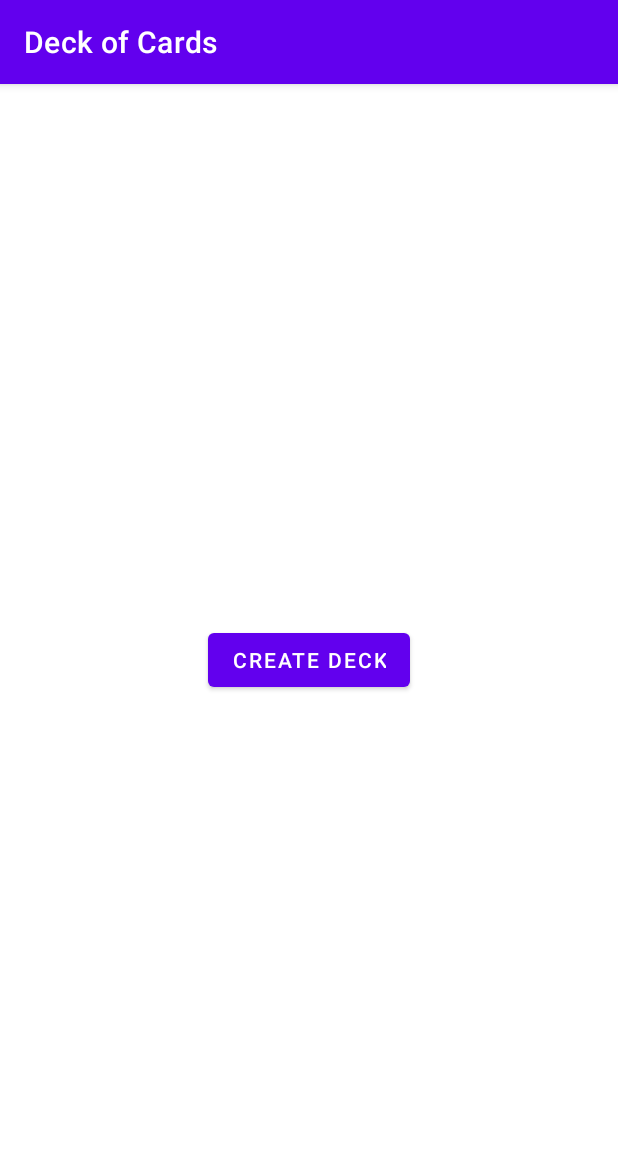
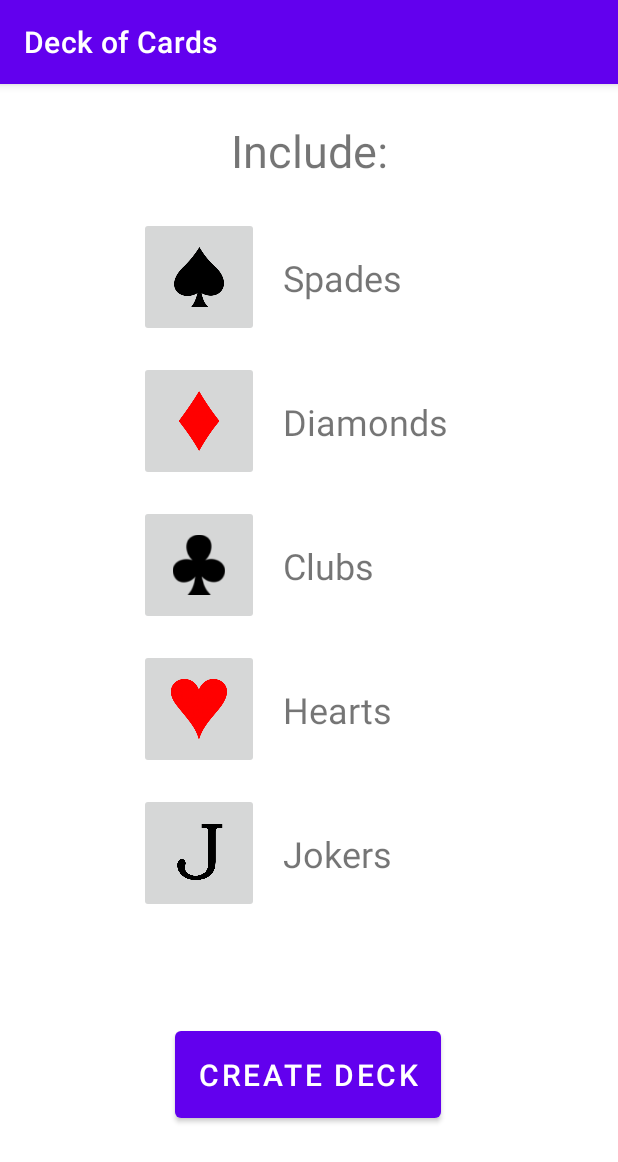
Before and after one commit to attealalahti/deck-of-cards-app, an Android app: the screen it shows after launch (MainActivity), on a phone screen of 412 x 824 dp. Shown: the top 1162 px of the screen. Run offline under Robolectric (Android 15) with nearby library versions, the phone set to English and light mode, and no system bars.

Commit message:
Modify MainActivity: add UI for deck customization.

```diff
--- a/app/src/main/res/layout/activity_main.xml
+++ b/app/src/main/res/layout/activity_main.xml
@@ -4,16 +4,153 @@
     xmlns:tools="http://schemas.android.com/tools"
     android:layout_width="match_parent"
     android:layout_height="match_parent"
+    android:backgroundTint="@android:color/holo_green_dark"
     tools:context=".MainActivity">
 
-    <Button
+    <TextView
+        android:id="@+id/includeTextView"
         android:layout_width="wrap_content"
         android:layout_height="wrap_content"
+        android:layout_marginTop="24dp"
+        android:text="Include:"
+        android:textSize="30dp"
+        app:layout_constraintEnd_toEndOf="parent"
+        app:layout_constraintStart_toStartOf="parent"
+        app:layout_constraintTop_toTopOf="parent" />
+
+    <ImageButton
+        android:id="@+id/spadeButton"
+        android:layout_width="80dp"
+        android:layout_height="80dp"
+        android:layout_marginTop="24dp"
+        android:padding="20dp"
+        android:scaleType="fitCenter"
+        android:src="@drawable/spade"
+        app:layout_constraintEnd_toEndOf="parent"
+        app:layout_constraintHorizontal_bias="0.28"
+        app:layout_constraintStart_toStartOf="parent"
+        app:layout_constraintTop_toBottomOf="@+id/includeTextView" />
+
+    <TextView
+        android:id="@+id/textView"
+        android:layout_width="wrap_content"
+        android:layout_height="wrap_content"
+        android:layout_marginStart="16dp"
+        android:text="Spades"
+        android:textSize="24dp"
+        app:layout_constraintBottom_toBottomOf="@+id/spadeButton"
+        app:layout_constraintStart_toEndOf="@+id/spadeButton"
+        app:layout_constraintTop_toTopOf="@+id/spadeButton" />
+
+    <ImageButton
+        android:id="@+id/diamondButton"
+        android:layout_width="80dp"
+        android:layout_height="80dp"
+        android:layout_marginTop="16dp"
+        android:padding="20dp"
+        android:scaleType="fitCenter"
+        android:src="@drawable/diamond"
+        app:layout_constraintEnd_toEndOf="parent"
+        app:layout_constraintHorizontal_bias="0.28"
+        app:layout_constraintStart_toStartOf="parent"
+        app:layout_constraintTop_toBottomOf="@+id/spadeButton" />
+
+    <TextView
+        android:id="@+id/textView3"
+        android:layout_width="wrap_content"
+        android:layout_height="wrap_content"
+        android:text="Diamonds"
+        android:textSize="24dp"
+        android:layout_marginStart="16dp"
+        app:layout_constraintBottom_toBottomOf="@+id/diamondButton"
+        app:layout_constraintStart_toEndOf="@+id/diamondButton"
+        app:layout_constraintTop_toTopOf="@+id/diamondButton" />
+
+    <ImageButton
+        android:id="@+id/clubButton"
+        android:layout_width="80dp"
+        android:layout_height="80dp"
+        android:layout_marginTop="16dp"
+        android:padding="20dp"
+        android:scaleType="fitCenter"
+        android:src="@drawable/club"
+        app:layout_constraintEnd_toEndOf="parent"
+        app:layout_constraintHorizontal_bias="0.28"
+        app:layout_constraintStart_toStartOf="parent"
+        app:layout_constraintTop_toBottomOf="@+id/diamondButton" />
+
+    <TextView
+        android:id="@+id/textView4"
+        android:layout_width="wrap_content"
+        android:layout_height="wrap_content"
+        android:text="Clubs"
+        android:textSize="24dp"
+        android:layout_marginStart="16dp"
+        app:layout_constraintBottom_toBottomOf="@+id/clubButton"
+        app:layout_constraintStart_toEndOf="@+id/clubButton"
+        app:layout_constraintTop_toTopOf="@+id/clubButton" />
+
+    <ImageButton
+        android:id="@+id/heartButton"
+        android:layout_width="80dp"
+        android:layout_height="80dp"
+        android:layout_marginTop="16dp"
+        android:padding="20dp"
+        android:scaleType="fitCenter"
+        android:src="@drawable/heart"
+        app:layout_constraintEnd_toEndOf="parent"
+        app:layout_constraintHorizontal_bias="0.28"
+        app:layout_constraintStart_toStartOf="parent"
+        app:layout_constraintTop_toBottomOf="@+id/clubButton" />
+
+    <TextView
+        android:id="@+id/textView5"
+        android:layout_width="wrap_content"
+        android:layout_height="wrap_content"
+        android:text="Hearts"
+        android:textSize="24dp"
+        android:layout_marginStart="16dp"
+        app:layout_constraintBottom_toBottomOf="@+id/heartButton"
+        app:layout_constraintStart_toEndOf="@+id/heartButton"
+        app:layout_constraintTop_toTopOf="@+id/heartButton" />
+
+    <ImageButton
+        android:id="@+id/heartButton2"
+        android:layout_width="80dp"
+        android:layout_height="80dp"
+        android:layout_marginTop="16dp"
+        android:padding="10dp"
+        android:scaleType="fitCenter"
+        android:src="@drawable/joker"
+        app:layout_constraintEnd_toEndOf="parent"
+        app:layout_constraintHorizontal_bias="0.28"
+        app:layout_constraintStart_toStartOf="parent"
+        app:layout_constraintTop_toBottomOf="@+id/heartButton" />
+
+    <TextView
+        android:id="@+id/textView6"
+        android:layout_width="wrap_content"
+        android:layout_height="wrap_content"
+        android:text="Jokers"
+        android:textSize="24dp"
+        android:layout_marginStart="16dp"
+        app:layout_constraintBottom_toBottomOf="@+id/heartButton2"
+        app:layout_constraintStart_toEndOf="@+id/heartButton2"
+        app:layout_constraintTop_toTopOf="@+id/heartButton2" />
+
+    <Button
+        android:id="@+id/button2"
+        android:layout_width="wrap_content"
+        android:layout_height="wrap_content"
+        android:onClick="createDeck"
+        android:padding="15dp"
         android:text="Create Deck"
+        android:textSize="20dp"
         app:layout_constraintBottom_toBottomOf="parent"
+        app:layout_constraintHorizontal_bias="0.497"
         app:layout_constraintLeft_toLeftOf="parent"
         app:layout_constraintRight_toRightOf="parent"
-        app:layout_constraintTop_toTopOf="parent"
-        android:onClick="createDeck"/>
+        app:layout_constraintTop_toBottomOf="@+id/heartButton2"
+        app:layout_constraintVertical_bias="0.5" />
 
 </androidx.constraintlayout.widget.ConstraintLayout>
```
Also changed, not shown: app/src/main/res/drawable/club.png (added), app/src/main/res/drawable/diamond.png (added), app/src/main/res/drawable/heart.png (added), app/src/main/res/drawable/joker.png (added), app/src/main/res/drawable/spade.png (added).
